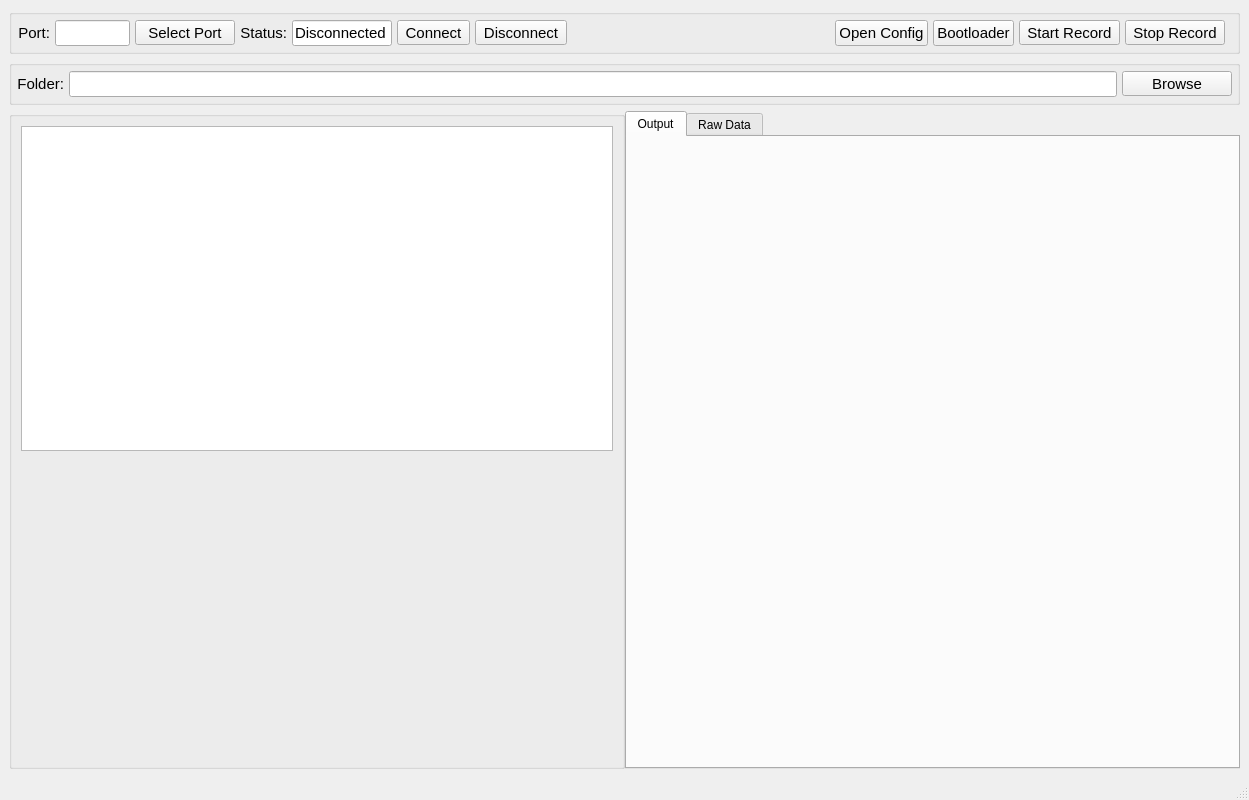
Before: the Qt Designer form pc_com/main_window.ui in CraigLalumiere/BoatMotorBoard, drawn with Qt 5.
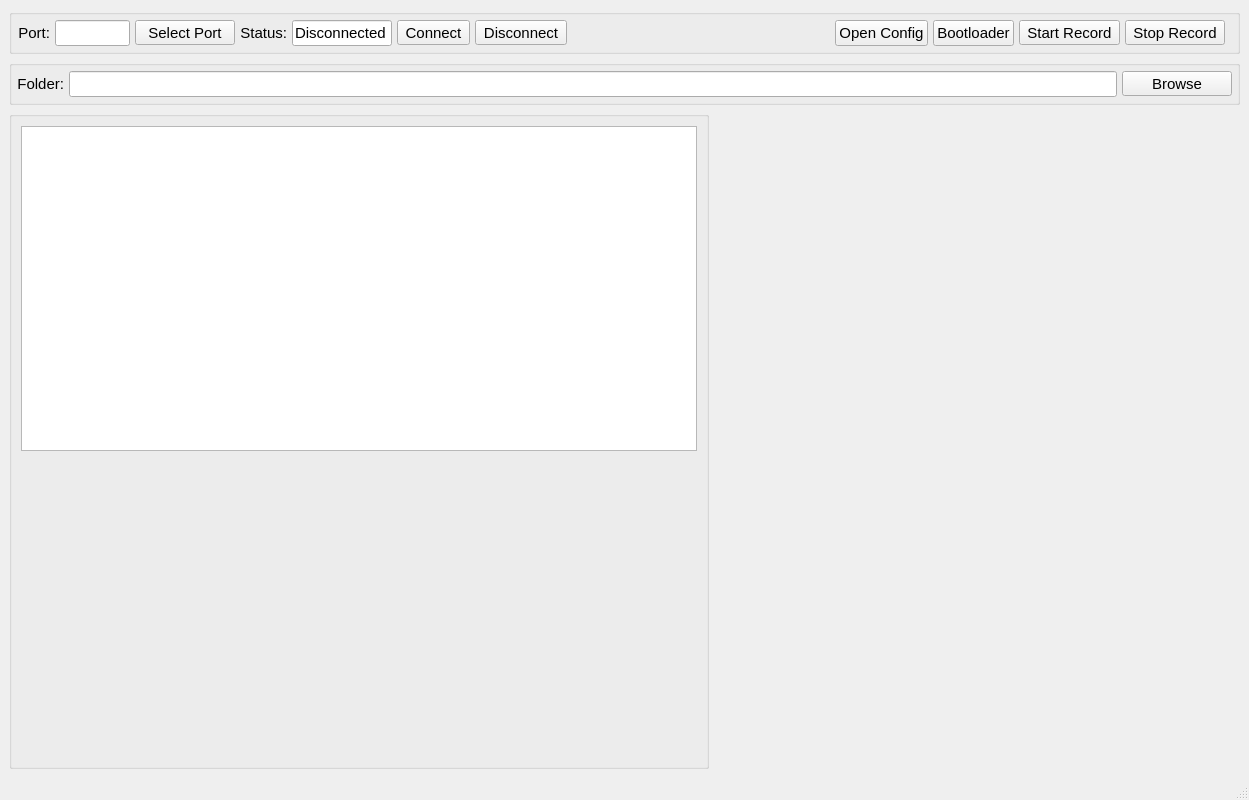
After: the same form once the commit is applied. Custom widgets are drawn as their Qt base class.

Commit message: update gui with digital dashboard

What changed in the file:
```diff
--- a/pc_com/main_window.ui
+++ b/pc_com/main_window.ui
@@ -516,45 +516,28 @@
        </widget>
       </item>
       <item>
-       <widget class="QTabWidget" name="tabWidget">
-        <property name="currentIndex">
-         <number>0</number>
+       <widget class="QWidget" name="dashboard_host" native="true">
+        <property name="minimumSize">
+         <size>
+          <width>520</width>
+          <height>0</height>
+         </size>
         </property>
-        <widget class="QWidget" name="tab_5">
-         <attribute name="title">
-          <string>Output</string>
-         </attribute>
-         <layout class="QGridLayout" name="gridLayout">
-          <item row="0" column="0">
-           <widget class="GraphicsLayoutWidget" name="plot_1" native="true">
-            <property name="minimumSize">
-             <size>
-              <width>0</width>
-              <height>200</height>
-             </size>
-            </property>
-           </widget>
-          </item>
-         </layout>
+        <layout class="QVBoxLayout" name="dashboard_host_layout">
+         <property name="leftMargin">
+          <number>0</number>
+         </property>
+         <property name="topMargin">
+          <number>0</number>
+         </property>
+         <property name="rightMargin">
+          <number>0</number>
+         </property>
+         <property name="bottomMargin">
+          <number>0</number>
+         </property>
+        </layout>
         </widget>
-        <widget class="QWidget" name="tab_6">
-         <attribute name="title">
-          <string>Raw Data</string>
-         </attribute>
-         <layout class="QGridLayout" name="gridLayout_2">
-          <item row="0" column="0">
-           <widget class="GraphicsLayoutWidget" name="plot_2" native="true">
-            <property name="minimumSize">
-             <size>
-              <width>0</width>
-              <height>200</height>
-             </size>
-            </property>
-           </widget>
-          </item>
-         </layout>
-        </widget>
-       </widget>
       </item>
      </layout>
     </item>
@@ -566,13 +549,7 @@
   <customwidget>
    <class>Terminal</class>
    <extends>QWidget</extends>
-   <header>terminal.h</header>
-   <container>1</container>
-  </customwidget>
-  <customwidget>
-   <class>GraphicsLayoutWidget</class>
-   <extends>QWidget</extends>
-   <header>pyqtgraph</header>
+   <header>pc_com.terminal</header>
    <container>1</container>
   </customwidget>
  </customwidgets>
```
The commit also changes 12 other files.
